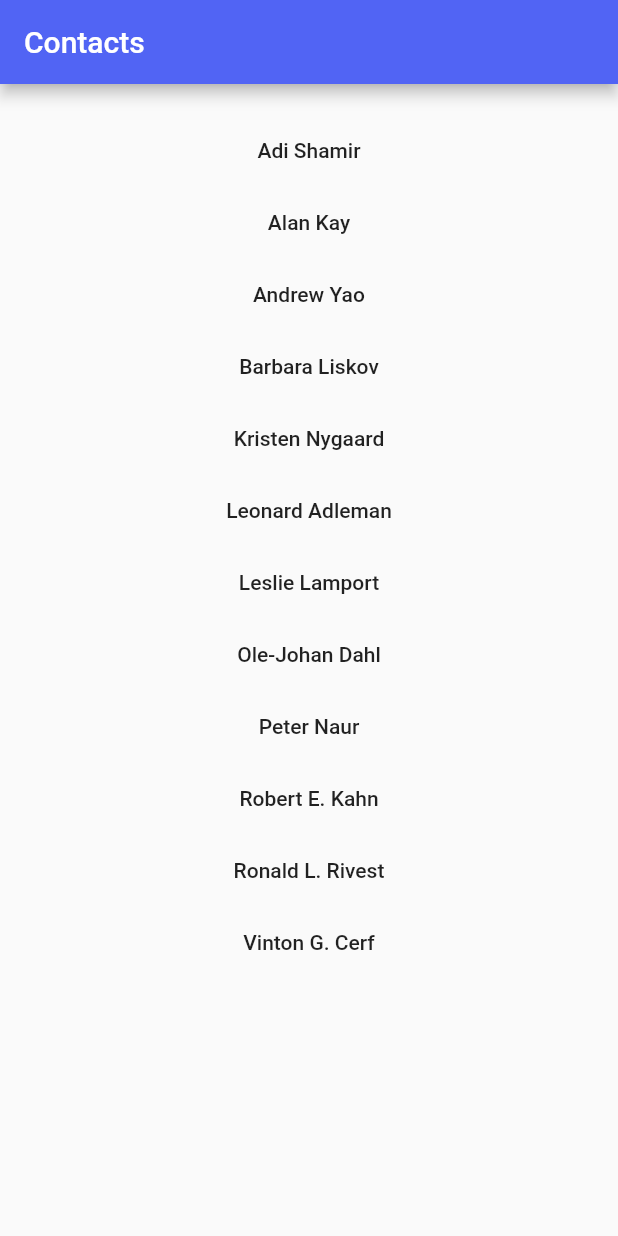
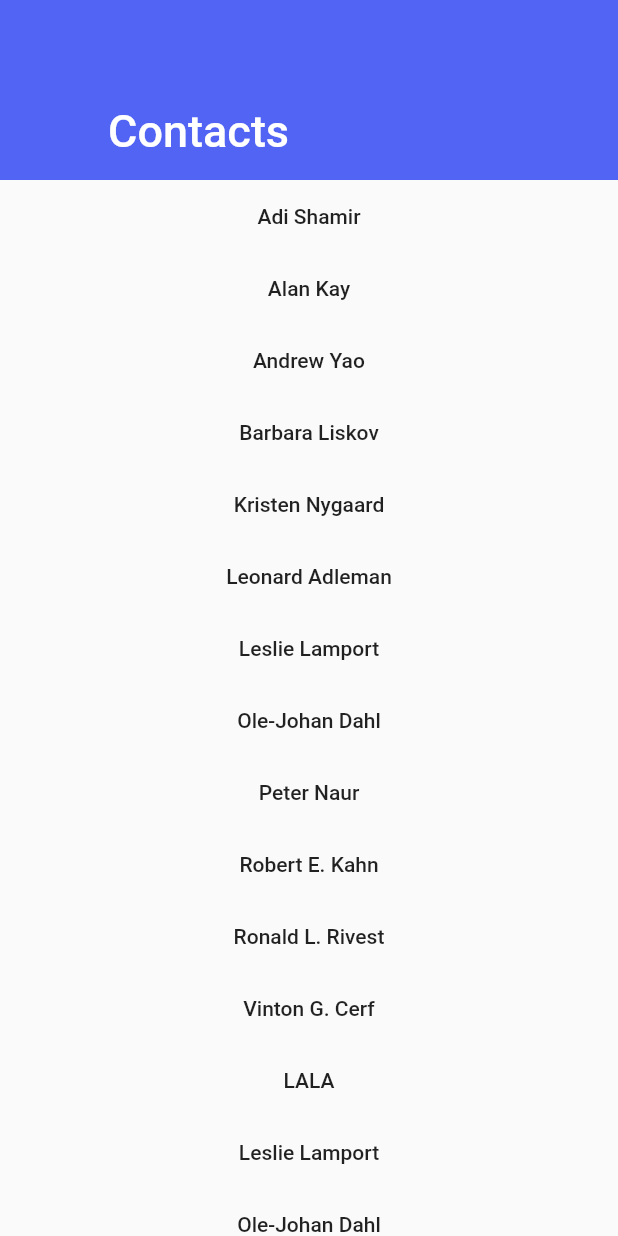
Before and after one commit to Dan-Ilies/flutter_challenge_contacts, a Flutter app: the screen it shows after launch, on a phone screen of 412 x 824 dp. Run offline on Flutter 3.47's test engine with Material 2 defaults, Android fonts, the phone set to English and light mode, and no system bars; our stand-ins replace bloc, equatable, flutter_bloc.

Commit message:
Display the list of contacts in a scrollable CustomScrollView.

```diff
--- a/lib/core/contacts_list/contacts_list_screen.dart
+++ b/lib/core/contacts_list/contacts_list_screen.dart
@@ -12,14 +12,11 @@ class ContactsListScreen extends StatelessWidget {
   @override
   Widget build(BuildContext context) {
     return Scaffold(
-      appBar: AppBar(
-        title: const Text('Contacts'),
-      ),
       body: Center(
         child: BlocBuilder<ContactsListBloc, ContactsListState>(
           builder: (context, state) {
             if (state is ContactsListReceived) {
-              return _contacts(state.contacts);
+              return _contactsCustom(state.contacts);
             }
             return _welcome(context);
           },
@@ -29,27 +26,36 @@ class ContactsListScreen extends StatelessWidget {
   }
 
   Widget _welcome(BuildContext context) {
-    return Column(
-      mainAxisAlignment: MainAxisAlignment.center,
-      children: <Widget>[
-        Text(
-          'Welcome',
-          style: AppTextStyles.mainText(),
+    return Text(
+      'Welcome',
+      style: AppTextStyles.mainText(),
+    );
+  }
+
+  Widget _contactsCustom(List<Contact> contacts) {
+    return CustomScrollView(
+      slivers: [
+        const SliverAppBar(
+          floating: true,
+          pinned: true,
+          expandedHeight: 120,
+          flexibleSpace: FlexibleSpaceBar(
+            title: Text('Contacts'),
+          ),
+        ),
+        SliverList(
+          delegate: SliverChildBuilderDelegate((context, index) {
+            return _row(context, contacts[index].name);
+          }, childCount: contacts.length),
         ),
       ],
     );
   }
 
-  Widget _contacts(List<Contact> contacts) {
-    return ListView.builder(
-        padding: const EdgeInsets.all(20),
-        itemCount: contacts.length,
-      itemBuilder: (BuildContext context, int index) {
-        return MaterialButton(
-          child: Text(contacts[index].name),
-          onPressed: () => Navigator.pushNamed(context, Routes.contactDetails),
-        );
-      }
+  Widget _row(BuildContext context, String name) {
+    return MaterialButton(
+      child: Text(name),
+      onPressed: () => Navigator.pushNamed(context, Routes.contactDetails),
     );
   }
 
--- a/lib/data/repositories/contacts_repository.dart
+++ b/lib/data/repositories/contacts_repository.dart
@@ -22,6 +22,13 @@ class ContactsRepositoryImpl implements ContactsRepository {
     'Robert E. Kahn',
     'Ronald L. Rivest',
     'Vinton G. Cerf',
+    'LALA',
+    'Leslie Lamport',
+    'Ole-Johan Dahl',
+    'Peter Naur',
+    'Robert E. Kahn',
+    'Ronald L. Rivest',
+    'Vinton G. Cerf',
   ];
 
   @override
```
